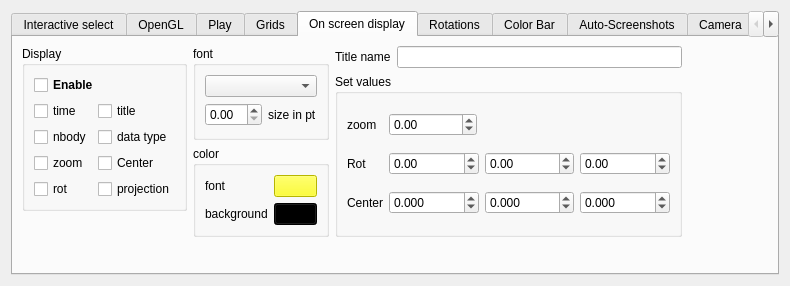
Old version of the form src/formoptions.ui in the repository jcldc/glnemo2.
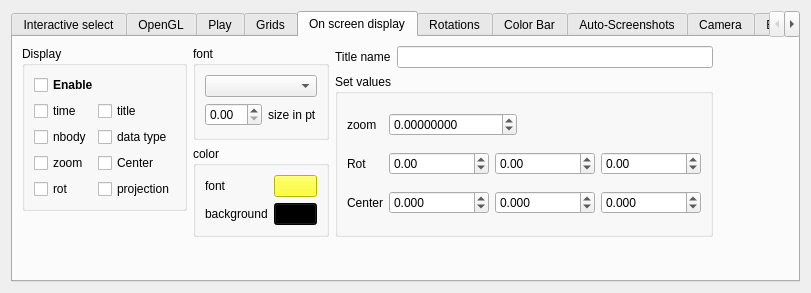
New version of the form. Icons and pictures are not drawn.

Patch:
```diff
--- a/src/formoptions.ui
+++ b/src/formoptions.ui
@@ -9,8 +9,8 @@
    <rect>
     <x>0</x>
     <y>0</y>
-    <width>790</width>
-    <height>286</height>
+    <width>811</width>
+    <height>293</height>
    </rect>
   </property>
   <property name="windowTitle">
@@ -2767,6 +2767,9 @@
           </item>
           <item row="0" column="1">
            <widget class="QDoubleSpinBox" name="zoom_dspin">
+            <property name="decimals">
+             <number>8</number>
+            </property>
             <property name="minimum">
              <double>-100000.000000000000000</double>
             </property>
```
